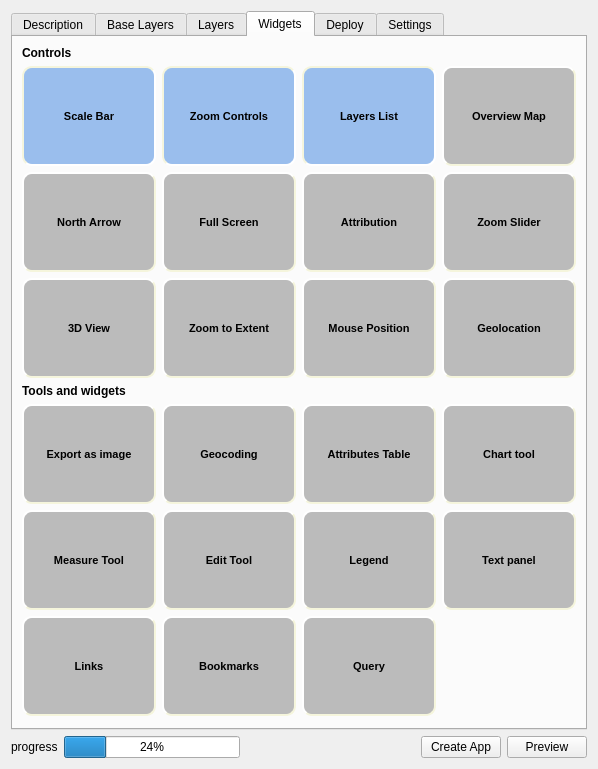
Before: the Qt Designer form src/webappbuilder/ui_maindialog.ui in planetfederal/qgis-webappbuilder-plugin, drawn with Qt 5.
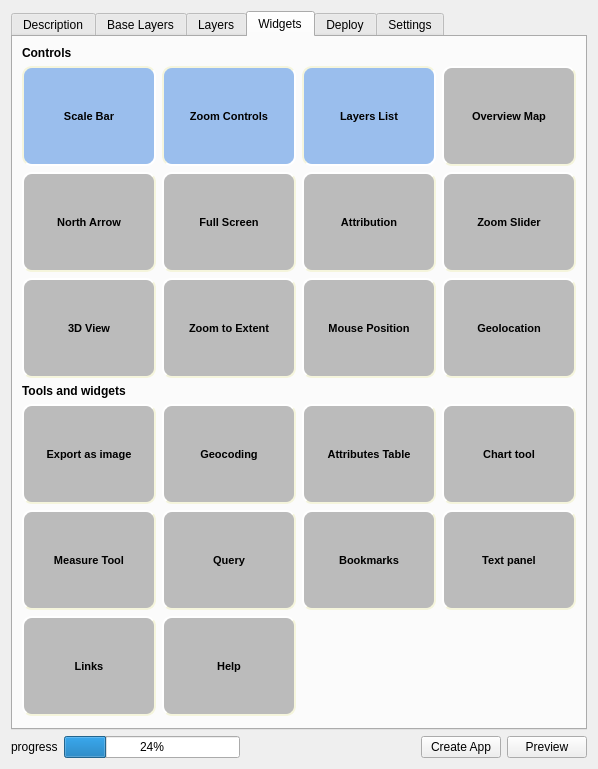
After: the same form once the commit is applied. The open tabs and pages were chosen to show the change. Icons and pictures are not drawn.

The edit to the form file:
```diff
--- a/src/webappbuilder/ui_maindialog.ui
+++ b/src/webappbuilder/ui_maindialog.ui
@@ -1282,98 +1282,6 @@
          </property>
         </widget>
        </item>
-       <item row="6" column="1">
-        <widget class="QToolButton" name="editToolButton">
-         <property name="minimumSize">
-          <size>
-           <width>134</width>
-           <height>100</height>
-          </size>
-         </property>
-         <property name="styleSheet">
-          <string notr="true">QToolButton {
-     background-color: #bbbbbb;
-     border-style: outset;
-     border-width: 2px;
-     border-radius: 10px;
-     border-color: beige;
-     font: bold 11px;
-     min-width: 100px;
-     max-widht: 100px;
-     padding: 15px;
- }
- QToolButton:checked {
-     background-color: #9ABEED;
-     border-style: inset;
- }</string>
-         </property>
-         <property name="text">
-          <string>Edit Tool</string>
-         </property>
-         <property name="icon">
-          <iconset resource="resources.qrc">
-           <normaloff>:/plugins/qgis2ol/icons/puzzle.png</normaloff>:/plugins/qgis2ol/icons/puzzle.png</iconset>
-         </property>
-         <property name="iconSize">
-          <size>
-           <width>32</width>
-           <height>32</height>
-          </size>
-         </property>
-         <property name="checkable">
-          <bool>true</bool>
-         </property>
-         <property name="toolButtonStyle">
-          <enum>Qt::ToolButtonTextUnderIcon</enum>
-         </property>
-        </widget>
-       </item>
-       <item row="6" column="2">
-        <widget class="QToolButton" name="legendButton">
-         <property name="minimumSize">
-          <size>
-           <width>134</width>
-           <height>100</height>
-          </size>
-         </property>
-         <property name="styleSheet">
-          <string notr="true">QToolButton {
-     background-color: #bbbbbb;
-     border-style: outset;
-     border-width: 2px;
-     border-radius: 10px;
-     border-color: beige;
-     font: bold 11px;
-     min-width: 100px;
-     max-widht: 100px;
-     padding: 15px;
- }
- QToolButton:checked {
-     background-color: #9ABEED;
-     border-style: inset;
- }</string>
-         </property>
-         <property name="text">
-          <string>Legend</string>
-         </property>
-         <property name="icon">
-          <iconset resource="resources.qrc">
-           <normaloff>:/plugins/qgis2ol/icons/puzzle.png</normaloff>:/plugins/qgis2ol/icons/puzzle.png</iconset>
-         </property>
-         <property name="iconSize">
-          <size>
-           <width>32</width>
-           <height>32</height>
-          </size>
-         </property>
-         <property name="checkable">
-          <bool>true</bool>
-         </property>
-         <property name="toolButtonStyle">
-          <enum>Qt::ToolButtonTextUnderIcon</enum>
-         </property>
-        </widget>
-       </item>
        <item row="6" column="3">
         <widget class="QToolButton" name="textPanelButton">
          <property name="minimumSize">
@@ -1469,7 +1377,20 @@
          </property>
         </widget>
        </item>
-       <item row="7" column="1">
+       <item row="8" column="0">
+        <spacer name="verticalSpacer_3">
+         <property name="orientation">
+          <enum>Qt::Vertical</enum>
+         </property>
+         <property name="sizeHint" stdset="0">
+          <size>
+           <width>20</width>
+           <height>0</height>
+          </size>
+         </property>
+        </spacer>
+       </item>
+       <item row="6" column="2">
         <widget class="QToolButton" name="bookmarksButton">
          <property name="minimumSize">
           <size>
@@ -1515,7 +1436,53 @@
          </property>
         </widget>
        </item>
-       <item row="7" column="2">
+       <item row="7" column="1">
+        <widget class="QToolButton" name="helpButton">
+         <property name="minimumSize">
+          <size>
+           <width>134</width>
+           <height>100</height>
+          </size>
+         </property>
+         <property name="styleSheet">
+          <string notr="true">QToolButton {
+     background-color: #bbbbbb;
+     border-style: outset;
+     border-width: 2px;
+     border-radius: 10px;
+     border-color: beige;
+     font: bold 11px;
+     min-width: 100px;
+     max-widht: 100px;
+     padding: 15px;
+ }
+ QToolButton:checked {
+     background-color: #9ABEED;
+     border-style: inset;
+ }</string>
+         </property>
+         <property name="text">
+          <string>Help</string>
+         </property>
+         <property name="icon">
+          <iconset resource="resources.qrc">
+           <normaloff>:/plugins/qgis2ol/icons/puzzle.png</normaloff>:/plugins/qgis2ol/icons/puzzle.png</iconset>
+         </property>
+         <property name="iconSize">
+          <size>
+           <width>32</width>
+           <height>32</height>
+          </size>
+         </property>
+         <property name="checkable">
+          <bool>true</bool>
+         </property>
+         <property name="toolButtonStyle">
+          <enum>Qt::ToolButtonTextUnderIcon</enum>
+         </property>
+        </widget>
+       </item>
+       <item row="6" column="1">
         <widget class="QToolButton" name="queryButton">
          <property name="minimumSize">
           <size>
```
Left out of the diff: 15 changed lines with no effect on the pictures.
